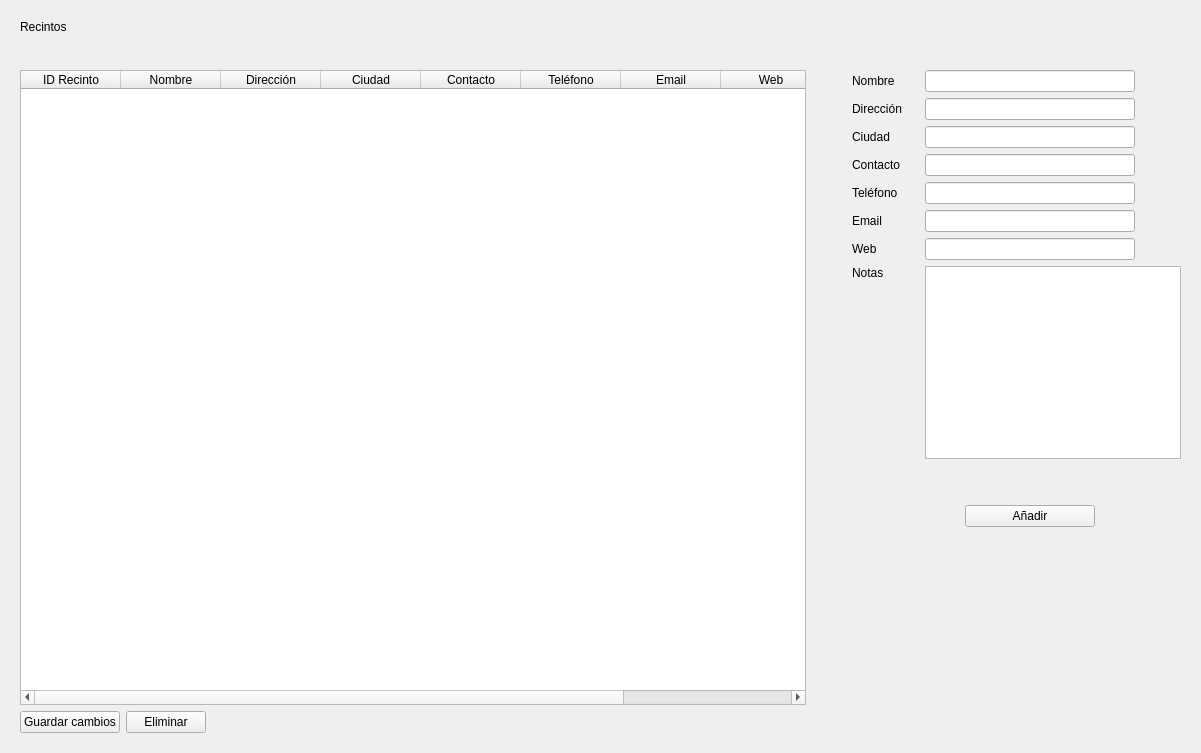
Old version of the form elaleph/recintos_widget.ui in the repository Aleph1981/elaleph.
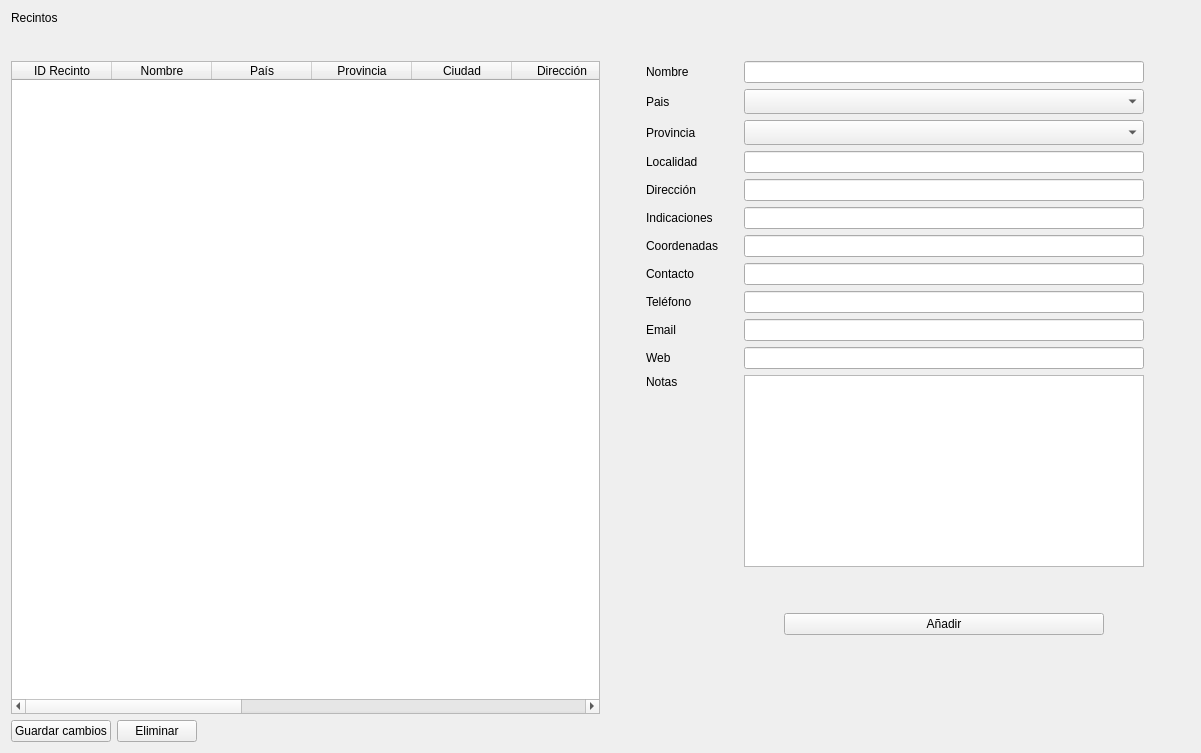
New version of the form.

```diff
--- a/elaleph/recintos_widget.ui
+++ b/elaleph/recintos_widget.ui
@@ -14,18 +14,6 @@
    <string>Form</string>
   </property>
   <layout class="QVBoxLayout" name="verticalLayout_2">
-   <property name="leftMargin">
-    <number>20</number>
-   </property>
-   <property name="topMargin">
-    <number>20</number>
-   </property>
-   <property name="rightMargin">
-    <number>20</number>
-   </property>
-   <property name="bottomMargin">
-    <number>20</number>
-   </property>
    <item>
     <widget class="QLabel" name="labelTitle">
      <property name="styleSheet">
@@ -68,7 +56,12 @@
        </column>
        <column>
         <property name="text">
-         <string>Dirección</string>
+         <string>País</string>
+        </property>
+       </column>
+       <column>
+        <property name="text">
+         <string>Provincia</string>
         </property>
        </column>
        <column>
@@ -76,6 +69,21 @@
          <string>Ciudad</string>
         </property>
        </column>
+       <column>
+        <property name="text">
+         <string>Dirección</string>
+        </property>
+       </column>
+       <column>
+        <property name="text">
+         <string>Indicaciones</string>
+        </property>
+       </column>
+       <column>
+        <property name="text">
+         <string>Coordenadas</string>
+        </property>
+       </column>
        <column>
         <property name="text">
          <string>Contacto</string>
@@ -121,7 +129,309 @@
      </item>
      <item>
       <layout class="QGridLayout" name="gridLayout">
+       <item row="10" column="0">
+        <widget class="QLabel" name="labelWeb">
+         <property name="text">
+          <string>Web</string>
+         </property>
+        </widget>
+       </item>
+       <item row="8" column="0">
+        <widget class="QLabel" name="labelTelefono">
+         <property name="text">
+          <string>Teléfono</string>
+         </property>
+        </widget>
+       </item>
+       <item row="9" column="3">
+        <spacer name="horizontalSpacer_7">
+         <property name="orientation">
+          <enum>Qt::Horizontal</enum>
+         </property>
+         <property name="sizeType">
+          <enum>QSizePolicy::Fixed</enum>
+         </property>
+         <property name="sizeHint" stdset="0">
+          <size>
+           <width>40</width>
+           <height>20</height>
+          </size>
+         </property>
+        </spacer>
+       </item>
+       <item row="3" column="0" colspan="2">
+        <widget class="QLabel" name="labelCiudad">
+         <property name="text">
+          <string>Localidad</string>
+         </property>
+        </widget>
+       </item>
+       <item row="3" column="3">
+        <spacer name="horizontalSpacer_2">
+         <property name="orientation">
+          <enum>Qt::Horizontal</enum>
+         </property>
+         <property name="sizeType">
+          <enum>QSizePolicy::Fixed</enum>
+         </property>
+         <property name="sizeHint" stdset="0">
+          <size>
+           <width>40</width>
+           <height>20</height>
+          </size>
+         </property>
+        </spacer>
+       </item>
        <item row="9" column="2">
+        <widget class="QLineEdit" name="inputEmail">
+         <property name="sizePolicy">
+          <sizepolicy hsizetype="Fixed" vsizetype="Fixed">
+           <horstretch>0</horstretch>
+           <verstretch>0</verstretch>
+          </sizepolicy>
+         </property>
+         <property name="minimumSize">
+          <size>
+           <width>400</width>
+           <height>0</height>
+          </size>
+         </property>
+        </widget>
+       </item>
+       <item row="10" column="3">
+        <spacer name="horizontalSpacer_8">
+         <property name="orientation">
+          <enum>Qt::Horizontal</enum>
+         </property>
+         <property name="sizeType">
+          <enum>QSizePolicy::Fixed</enum>
+         </property>
+         <property name="sizeHint" stdset="0">
+          <size>
+           <width>33</width>
+           <height>19</height>
+          </size>
+         </property>
+        </spacer>
+       </item>
+       <item row="9" column="0">
+        <widget class="QLabel" name="labelEmail">
+         <property name="text">
+          <string>Email</string>
+         </property>
+        </widget>
+       </item>
+       <item row="11" column="2" rowspan="2" colspan="2">
+        <widget class="QPlainTextEdit" name="inputNotas">
+         <property name="sizePolicy">
+          <sizepolicy hsizetype="Fixed" vsizetype="Preferred">
+           <horstretch>0</horstretch>
+           <verstretch>0</verstretch>
+          </sizepolicy>
+         </property>
+         <property name="minimumSize">
+          <size>
+           <width>400</width>
+           <height>0</height>
+          </size>
+         </property>
+         <property name="plainText">
+          <string/>
+         </property>
+        </widget>
+       </item>
+       <item row="8" column="3">
+        <spacer name="horizontalSpacer">
+         <property name="orientation">
+          <enum>Qt::Horizontal</enum>
+         </property>
+         <property name="sizeType">
+          <enum>QSizePolicy::Fixed</enum>
+         </property>
+         <property name="sizeHint" stdset="0">
+          <size>
+           <width>40</width>
+           <height>20</height>
+          </size>
+         </property>
+        </spacer>
+       </item>
+       <item row="0" column="3">
+        <spacer name="horizontalSpacer_4">
+         <property name="orientation">
+          <enum>Qt::Horizontal</enum>
+         </property>
+         <property name="sizeType">
+          <enum>QSizePolicy::Fixed</enum>
+         </property>
+         <property name="sizeHint" stdset="0">
+          <size>
+           <width>40</width>
+           <height>20</height>
+          </size>
+         </property>
+        </spacer>
+       </item>
+       <item row="14" column="2">
+        <spacer name="verticalSpacer_3">
+         <property name="orientation">
+          <enum>Qt::Vertical</enum>
+         </property>
+         <property name="sizeHint" stdset="0">
+          <size>
+           <width>20</width>
+           <height>40</height>
+          </size>
+         </property>
+        </spacer>
+       </item>
+       <item row="3" column="2">
+        <widget class="QLineEdit" name="inputCiudad">
+         <property name="sizePolicy">
+          <sizepolicy hsizetype="Fixed" vsizetype="Fixed">
+           <horstretch>0</horstretch>
+           <verstretch>0</verstretch>
+          </sizepolicy>
+         </property>
+         <property name="minimumSize">
+          <size>
+           <width>400</width>
+           <height>0</height>
+          </size>
+         </property>
+        </widget>
+       </item>
+       <item row="10" column="2">
+        <widget class="QLineEdit" name="inputWeb">
+         <property name="sizePolicy">
+          <sizepolicy hsizetype="Fixed" vsizetype="Fixed">
+           <horstretch>0</horstretch>
+           <verstretch>0</verstretch>
+          </sizepolicy>
+         </property>
+         <property name="minimumSize">
+          <size>
+           <width>400</width>
+           <height>0</height>
+          </size>
+         </property>
+        </widget>
+       </item>
+       <item row="8" column="2">
+        <widget class="QLineEdit" name="inputTelefono">
+         <property name="sizePolicy">
+          <sizepolicy hsizetype="Fixed" vsizetype="Fixed">
+           <horstretch>0</horstretch>
+           <verstretch>0</verstretch>
+          </sizepolicy>
+         </property>
+         <property name="minimumSize">
+          <size>
+           <width>400</width>
+           <height>0</height>
+          </size>
+         </property>
+        </widget>
+       </item>
+       <item row="11" column="1" rowspan="2">
+        <spacer name="horizontalSpacer_6">
+         <property name="orientation">
+          <enum>Qt::Horizontal</enum>
+         </property>
+         <property name="sizeType">
+          <enum>QSizePolicy::Preferred</enum>
+         </property>
+         <property name="sizeHint" stdset="0">
+          <size>
+           <width>13</width>
+           <height>101</height>
+          </size>
+         </property>
+        </spacer>
+       </item>
+       <item row="1" column="3">
+        <spacer name="horizontalSpacer_3">
+         <property name="orientation">
+          <enum>Qt::Horizontal</enum>
+         </property>
+         <property name="sizeType">
+          <enum>QSizePolicy::Fixed</enum>
+         </property>
+         <property name="sizeHint" stdset="0">
+          <size>
+           <width>40</width>
+           <height>20</height>
+          </size>
+         </property>
+        </spacer>
+       </item>
+       <item row="7" column="3">
+        <spacer name="horizontalSpacer_5">
+         <property name="orientation">
+          <enum>Qt::Horizontal</enum>
+         </property>
+         <property name="sizeType">
+          <enum>QSizePolicy::Fixed</enum>
+         </property>
+         <property name="sizeHint" stdset="0">
+          <size>
+           <width>40</width>
+           <height>20</height>
+          </size>
+         </property>
+        </spacer>
+       </item>
+       <item row="12" column="0">
+        <spacer name="verticalSpacer">
+         <property name="orientation">
+          <enum>Qt::Vertical</enum>
+         </property>
+         <property name="sizeHint" stdset="0">
+          <size>
+           <width>20</width>
+           <height>40</height>
+          </size>
+         </property>
+        </spacer>
+       </item>
+       <item row="11" column="0">
+        <widget class="QLabel" name="labelNotas">
+         <property name="text">
+          <string>Notas</string>
+         </property>
+        </widget>
+       </item>
+       <item row="0" column="0" colspan="2">
+        <widget class="QLabel" name="labelNombre">
+         <property name="text">
+          <string>Nombre</string>
+         </property>
+        </widget>
+       </item>
+       <item row="0" column="2">
+        <widget class="QLineEdit" name="inputNombre">
+         <property name="sizePolicy">
+          <sizepolicy hsizetype="Fixed" vsizetype="Fixed">
+           <horstretch>0</horstretch>
+           <verstretch>0</verstretch>
+          </sizepolicy>
+         </property>
+         <property name="minimumSize">
+          <size>
+           <width>400</width>
+           <height>0</height>
+          </size>
+         </property>
+        </widget>
+       </item>
+       <item row="7" column="0">
+        <widget class="QLabel" name="labelContacto">
+         <property name="text">
+          <string>Contacto</string>
+         </property>
+        </widget>
+       </item>
+       <item row="13" column="2">
         <layout class="QVBoxLayout" name="verticalLayout">
          <item>
           <spacer name="verticalSpacer_2">
@@ -184,347 +494,137 @@
          </item>
         </layout>
        </item>
-       <item row="3" column="0">
-        <widget class="QLabel" name="labelContacto">
-         <property name="text">
-          <string>Contacto</string>
-         </property>
-        </widget>
-       </item>
-       <item row="3" column="2">
+       <item row="7" column="2">
         <widget class="QLineEdit" name="inputContacto">
          <property name="sizePolicy">
-          <sizepolicy hsizetype="Preferred" vsizetype="Fixed">
+          <sizepolicy hsizetype="Fixed" vsizetype="Fixed">
            <horstretch>0</horstretch>
            <verstretch>0</verstretch>
           </sizepolicy>
          </property>
          <property name="minimumSize">
           <size>
-           <width>200</width>
+           <width>400</width>
            <height>0</height>
           </size>
          </property>
         </widget>
        </item>
        <item row="4" column="0">
-        <widget class="QLabel" name="labelTelefono">
-         <property name="text">
-          <string>Teléfono</string>
-         </property>
-        </widget>
-       </item>
-       <item row="4" column="3">
-        <spacer name="horizontalSpacer">
-         <property name="orientation">
-          <enum>Qt::Horizontal</enum>
-         </property>
-         <property name="sizeType">
-          <enum>QSizePolicy::Fixed</enum>
-         </property>
-         <property name="sizeHint" stdset="0">
-          <size>
-           <width>40</width>
-           <height>20</height>
-          </size>
-         </property>
-        </spacer>
-       </item>
-       <item row="7" column="0">
-        <widget class="QLabel" name="labelNotas">
-         <property name="text">
-          <string>Notas</string>
-         </property>
-        </widget>
-       </item>
-       <item row="2" column="3">
-        <spacer name="horizontalSpacer_2">
-         <property name="orientation">
-          <enum>Qt::Horizontal</enum>
-         </property>
-         <property name="sizeType">
-          <enum>QSizePolicy::Fixed</enum>
-         </property>
-         <property name="sizeHint" stdset="0">
-          <size>
-           <width>40</width>
-           <height>20</height>
-          </size>
-         </property>
-        </spacer>
-       </item>
-       <item row="7" column="1" rowspan="2">
-        <spacer name="horizontalSpacer_6">
-         <property name="orientation">
-          <enum>Qt::Horizontal</enum>
-         </property>
-         <property name="sizeType">
-          <enum>QSizePolicy::Preferred</enum>
-         </property>
-         <property name="sizeHint" stdset="0">
-          <size>
-           <width>13</width>
-           <height>101</height>
-          </size>
-         </property>
-        </spacer>
-       </item>
-       <item row="4" column="2">
-        <widget class="QLineEdit" name="inputTelefono">
-         <property name="sizePolicy">
-          <sizepolicy hsizetype="Preferred" vsizetype="Fixed">
-           <horstretch>0</horstretch>
-           <verstretch>0</verstretch>
-          </sizepolicy>
-         </property>
-         <property name="minimumSize">
-          <size>
-           <width>200</width>
-           <height>0</height>
-          </size>
-         </property>
-        </widget>
-       </item>
-       <item row="0" column="3">
-        <spacer name="horizontalSpacer_4">
-         <property name="orientation">
-          <enum>Qt::Horizontal</enum>
-         </property>
-         <property name="sizeType">
-          <enum>QSizePolicy::Fixed</enum>
-         </property>
-         <property name="sizeHint" stdset="0">
-          <size>
-           <width>40</width>
-           <height>20</height>
-          </size>
-         </property>
-        </spacer>
-       </item>
-       <item row="3" column="3">
-        <spacer name="horizontalSpacer_5">
-         <property name="orientation">
-          <enum>Qt::Horizontal</enum>
-         </property>
-         <property name="sizeType">
-          <enum>QSizePolicy::Fixed</enum>
-         </property>
-         <property name="sizeHint" stdset="0">
-          <size>
-           <width>40</width>
-           <height>20</height>
-          </size>
-         </property>
-        </spacer>
-       </item>
-       <item row="2" column="2">
-        <widget class="QLineEdit" name="inputCiudad">
-         <property name="sizePolicy">
-          <sizepolicy hsizetype="Preferred" vsizetype="Fixed">
-           <horstretch>0</horstretch>
-           <verstretch>0</verstretch>
-          </sizepolicy>
-         </property>
-         <property name="minimumSize">
-          <size>
-           <width>200</width>
-           <height>0</height>
-          </size>
-         </property>
-        </widget>
-       </item>
-       <item row="1" column="0" colspan="2">
         <widget class="QLabel" name="labelDireccion">
          <property name="text">
           <string>Dirección</string>
          </property>
         </widget>
        </item>
-       <item row="5" column="0">
-        <widget class="QLabel" name="labelEmail">
+       <item row="1" column="0">
+        <widget class="QLabel" name="labelPais">
          <property name="text">
-          <string>Email</string>
-         </property>
-        </widget>
-       </item>
-       <item row="0" column="0" colspan="2">
-        <widget class="QLabel" name="labelNombre">
-         <property name="text">
-          <string>Nombre</string>
-         </property>
-        </widget>
-       </item>
-       <item row="6" column="0">
-        <widget class="QLabel" name="labelWeb">
-         <property name="text">
-          <string>Web</string>
-         </property>
-        </widget>
-       </item>
-       <item row="1" column="3">
-        <spacer name="horizontalSpacer_3">
-         <property name="orientation">
-          <enum>Qt::Horizontal</enum>
-         </property>
-         <property name="sizeType">
-          <enum>QSizePolicy::Fixed</enum>
-         </property>
-         <property name="sizeHint" stdset="0">
-          <size>
-           <width>40</width>
-           <height>20</height>
-          </size>
-         </property>
-        </spacer>
-       </item>
-       <item row="5" column="3">
-        <spacer name="horizontalSpacer_7">
-         <property name="orientation">
-          <enum>Qt::Horizontal</enum>
-         </property>
-         <property name="sizeType">
-          <enum>QSizePolicy::Fixed</enum>
-         </property>
-         <property name="sizeHint" stdset="0">
-          <size>
-           <width>40</width>
-           <height>20</height>
-          </size>
-         </property>
-        </spacer>
-       </item>
-       <item row="7" column="2" rowspan="2" colspan="2">
-        <widget class="QPlainTextEdit" name="inputNotas">
-         <property name="sizePolicy">
-          <sizepolicy hsizetype="Preferred" vsizetype="Preferred">
-           <horstretch>0</horstretch>
-           <verstretch>0</verstretch>
-          </sizepolicy>
-         </property>
-         <property name="minimumSize">
-          <size>
-           <width>200</width>
-           <height>0</height>
-          </size>
-         </property>
-         <property name="plainText">
-          <string/>
+          <string>Pais</string>
          </property>
         </widget>
        </item>
        <item row="1" column="2">
+        <widget class="QComboBox" name="comboPais">
+         <property name="sizePolicy">
+          <sizepolicy hsizetype="Fixed" vsizetype="Fixed">
+           <horstretch>0</horstretch>
+           <verstretch>0</verstretch>
+          </sizepolicy>
+         </property>
+         <property name="minimumSize">
+          <size>
+           <width>400</width>
+           <height>25</height>
+          </size>
+         </property>
+        </widget>
+       </item>
+       <item row="4" column="2">
         <widget class="QLineEdit" name="inputDireccion">
          <property name="sizePolicy">
-          <sizepolicy hsizetype="Preferred" vsizetype="Fixed">
+          <sizepolicy hsizetype="Fixed" vsizetype="Fixed">
            <horstretch>0</horstretch>
            <verstretch>0</verstretch>
           </sizepolicy>
          </property>
          <property name="minimumSize">
           <size>
-           <width>200</width>
+           <width>400</width>
            <height>0</height>
           </size>
          </property>
         </widget>
        </item>
-       <item row="0" column="2">
-        <widget class="QLineEdit" name="inputNombre">
+       <item row="5" column="0">
+        <widget class="QLabel" name="labelIndicaciones">
+         <property name="text">
+          <string>Indicaciones</string>
+         </property>
+        </widget>
+       </item>
+       <item row="2" column="0">
+        <widget class="QLabel" name="label">
+         <property name="text">
+          <string>Provincia</string>
+         </property>
+        </widget>
+       </item>
+       <item row="2" column="2">
+        <widget class="QComboBox" name="comboProvincia">
          <property name="sizePolicy">
-          <sizepolicy hsizetype="Preferred" vsizetype="Fixed">
+          <sizepolicy hsizetype="Fixed" vsizetype="Fixed">
            <horstretch>0</horstretch>
            <verstretch>0</verstretch>
           </sizepolicy>
          </property>
          <property name="minimumSize">
           <size>
-           <width>200</width>
-           <height>0</height>
+           <width>400</width>
+           <height>25</height>
           </size>
          </property>
         </widget>
        </item>
-       <item row="6" column="3">
-        <spacer name="horizontalSpacer_8">
-         <property name="orientation">
-          <enum>Qt::Horizontal</enum>
-         </property>
-         <property name="sizeType">
-          <enum>QSizePolicy::Fixed</enum>
-         </property>
-         <property name="sizeHint" stdset="0">
-          <size>
-           <width>33</width>
-           <height>19</height>
-          </size>
-         </property>
-        </spacer>
-       </item>
-       <item row="2" column="0" colspan="2">
-        <widget class="QLabel" name="labelCiudad">
+       <item row="6" column="0">
+        <widget class="QLabel" name="labelCoordenadas">
          <property name="text">
-          <string>Ciudad</string>
+          <string>Coordenadas</string>
          </property>
         </widget>
        </item>
        <item row="5" column="2">
-        <widget class="QLineEdit" name="inputEmail">
+        <widget class="QLineEdit" name="inputIndicaciones">
          <property name="sizePolicy">
-          <sizepolicy hsizetype="Preferred" vsizetype="Fixed">
+          <sizepolicy hsizetype="Fixed" vsizetype="Fixed">
            <horstretch>0</horstretch>
            <verstretch>0</verstretch>
           </sizepolicy>
          </property>
          <property name="minimumSize">
           <size>
-           <width>200</width>
+           <width>400</width>
            <height>0</height>
           </size>
          </property>
         </widget>
        </item>
        <item row="6" column="2">
-        <widget class="QLineEdit" name="inputWeb">
+        <widget class="QLineEdit" name="inputCoordenadas">
          <property name="sizePolicy">
-          <sizepolicy hsizetype="Preferred" vsizetype="Fixed">
+          <sizepolicy hsizetype="Fixed" vsizetype="Fixed">
            <horstretch>0</horstretch>
            <verstretch>0</verstretch>
           </sizepolicy>
          </property>
          <property name="minimumSize">
           <size>
-           <width>200</width>
+           <width>400</width>
            <height>0</height>
           </size>
          </property>
         </widget>
        </item>
-       <item row="8" column="0">
-        <spacer name="verticalSpacer">
-         <property name="orientation">
-          <enum>Qt::Vertical</enum>
-         </property>
-         <property name="sizeHint" stdset="0">
-          <size>
-           <width>20</width>
-           <height>40</height>
-          </size>
-         </property>
-        </spacer>
-       </item>
-       <item row="10" column="2">
-        <spacer name="verticalSpacer_3">
-         <property name="orientation">
-          <enum>Qt::Vertical</enum>
-         </property>
-         <property name="sizeHint" stdset="0">
-          <size>
-           <width>20</width>
-           <height>40</height>
-          </size>
-         </property>
-        </spacer>
-       </item>
       </layout>
      </item>
     </layout>
```
Left out of the diff: 18 changed lines with no effect on the pictures.
